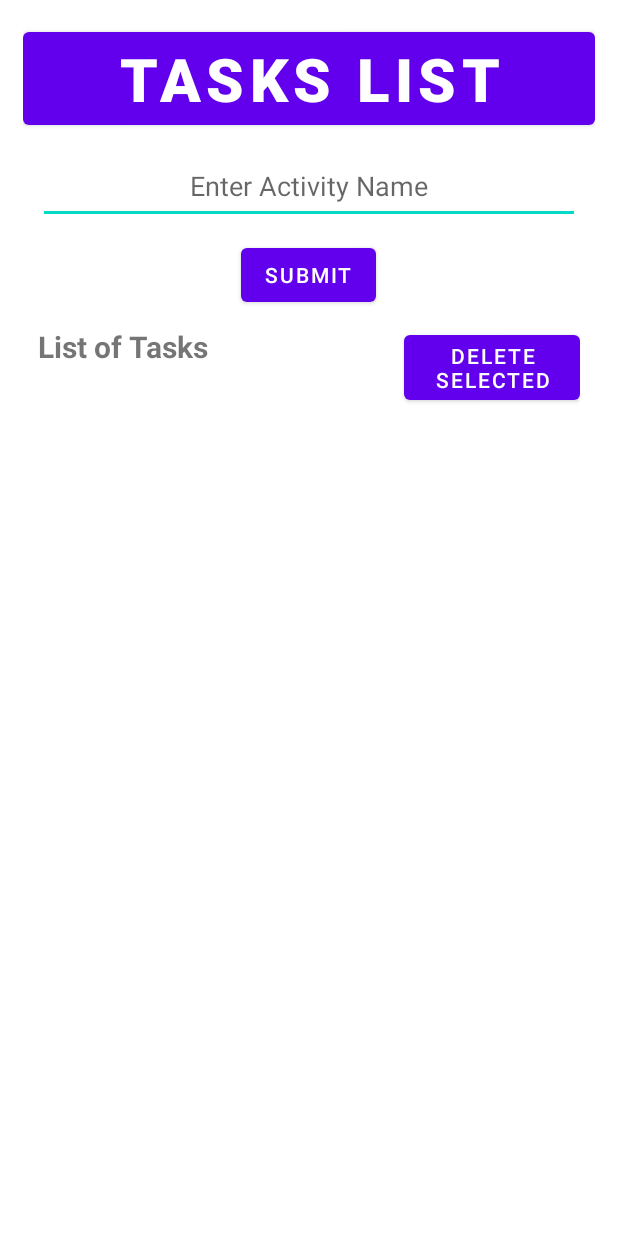
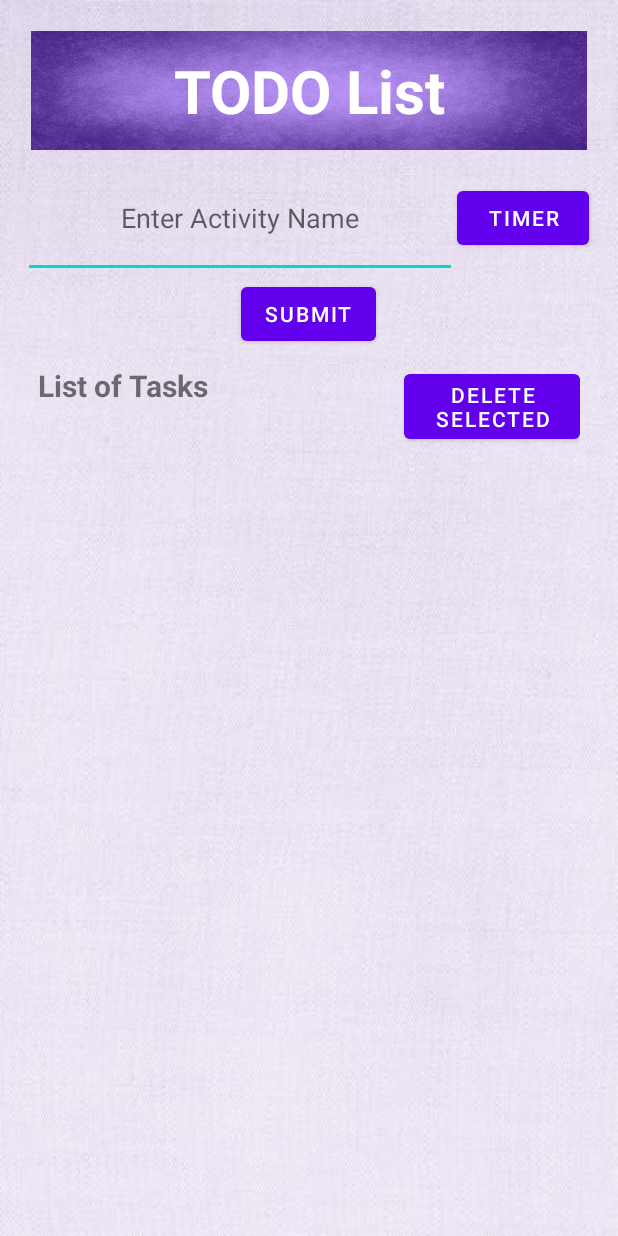
Before and after one commit to Cambrian-ITCAMD/Lab4-ToDoList, an Android app: the layout activity_main.xml on its own in the app's theme, with its tools: preview values and no code run, on a phone screen of 412 x 824 dp. Run offline under Robolectric (Android 15) with nearby library versions, the phone set to English and light mode, and no system bars.

Commit message:
Added Timer and comments in xml file

```diff
--- a/app/src/main/res/layout/activity_main.xml
+++ b/app/src/main/res/layout/activity_main.xml
@@ -5,8 +5,10 @@
     android:layout_width="match_parent"
     android:layout_height="match_parent"
     android:orientation="vertical"
+    android:background="@drawable/hngshf139"
     tools:context=".MainActivity">
 
+    <!-- This is a child LinearLayout view group that contains several child views -->
     <LinearLayout
         android:id="@+id/infoFrame"
         android:layout_width="match_parent"
@@ -15,26 +17,45 @@
         android:orientation="vertical"
         android:padding="5dp">
 
-        <Button
+        <!-- This TextView is used to display the app heading at the top of the screen. -->
+        <TextView
             android:id="@+id/heading"
             android:layout_width="match_parent"
-            android:layout_height="wrap_content"
+            android:layout_height="79dp"
+            android:layout_margin="5dp"
+            android:background="@drawable/h"
             android:gravity="center"
             android:text="@string/app_heading"
+            android:textColor="@color/white"
             android:textSize="40sp"
             android:textStyle="bold" />
 
+        <!-- This LinearLayout contains an EditText and a Button view. -->
+        <LinearLayout
+            android:layout_width="match_parent"
+            android:layout_height="80dp"
+            android:orientation="horizontal">
 
-        <EditText
-            android:id="@+id/enterTask"
-            android:layout_margin="10dp"
-            android:hint="@string/instruction"
-            android:inputType="text"
-            android:autofillHints="name"
-            android:gravity="center"
-            android:layout_width="match_parent"
-            android:layout_height="50dp"/>
+            <!--The EditText allows the user to enter a task name.-->
+            <EditText
+                android:id="@+id/enterTask"
+                android:layout_width="289dp"
+                android:layout_height="match_parent"
+                android:autofillHints="name"
+                android:gravity="center"
+                android:hint="@string/instruction"
+                android:inputType="text" />
 
+            <!-- The Button is used to start a countdown timer for the entered task. -->
+            <Button
+                android:id="@+id/timerButton"
+                android:layout_gravity="center"
+                android:layout_width="wrap_content"
+                android:layout_height="wrap_content"
+                android:text="@string/timer"/>
+        </LinearLayout>
+
+        <!-- This Button is used to submit the task entered by the user. -->
         <Button
             android:id="@+id/submitButton"
             android:layout_width="wrap_content"
@@ -42,12 +63,14 @@
             android:text="@string/submit_button"
             android:layout_gravity="center"/>
 
+        <!-- This LinearLayout contains a TextView and a Button view. -->
         <LinearLayout
             android:layout_width="match_parent"
             android:layout_height="wrap_content"
             android:layout_margin="10dp"
             android:orientation="horizontal">
 
+            <!-- The TextView displays the label for the task list.-->
             <TextView
                 android:id="@+id/listName"
                 android:layout_width="244dp"
@@ -56,17 +79,20 @@
                 android:textSize="20sp"
                 android:textStyle="bold" />
 
+            <!-- The Button is used to delete the current task from the list. -->
             <Button
                 android:id="@+id/deleteButton"
-                android:layout_width="match_parent"
+                android:layout_width="wrap_content"
                 android:layout_height="match_parent"
                 android:text="@string/delete"/>
         </LinearLayout>
 
+        <!--This is a ListView element used to display a list of items on the UI. -->
         <ListView
             android:id="@+id/toDoList"
+            android:layout_margin="10dp"
             android:layout_width="match_parent"
-            android:layout_height="430dp" />
+            android:layout_height="380dp" />
 
     </LinearLayout>
 
--- a/app/src/main/res/values/strings.xml
+++ b/app/src/main/res/values/strings.xml
@@ -1,9 +1,10 @@
 <resources>
     <string name="app_name">ToDoList</string>
-    <string name="app_heading">Tasks List</string>
+    <string name="app_heading">TODO List</string>
     <string name="instruction1">T</string>
     <string name="instruction">Enter Activity Name</string>
     <string name="submit_button">Submit</string>
     <string name="student_list">List of Tasks</string>
     <string name="delete">Delete Selected</string>
+    <string name="timer">Timer</string>
 </resources>
```
Also changed, not shown: app/src/main/java/ca/skaram/myapplication/MainActivity.kt (+99 -27 lines), app/src/main/res/drawable/h.jpg (added), app/src/main/res/drawable/hngshf139.jpg (added), app/src/main/res/drawable/img.jpg (added), app/src/main/res/drawable/rounded_151782356.jpg (deleted).
